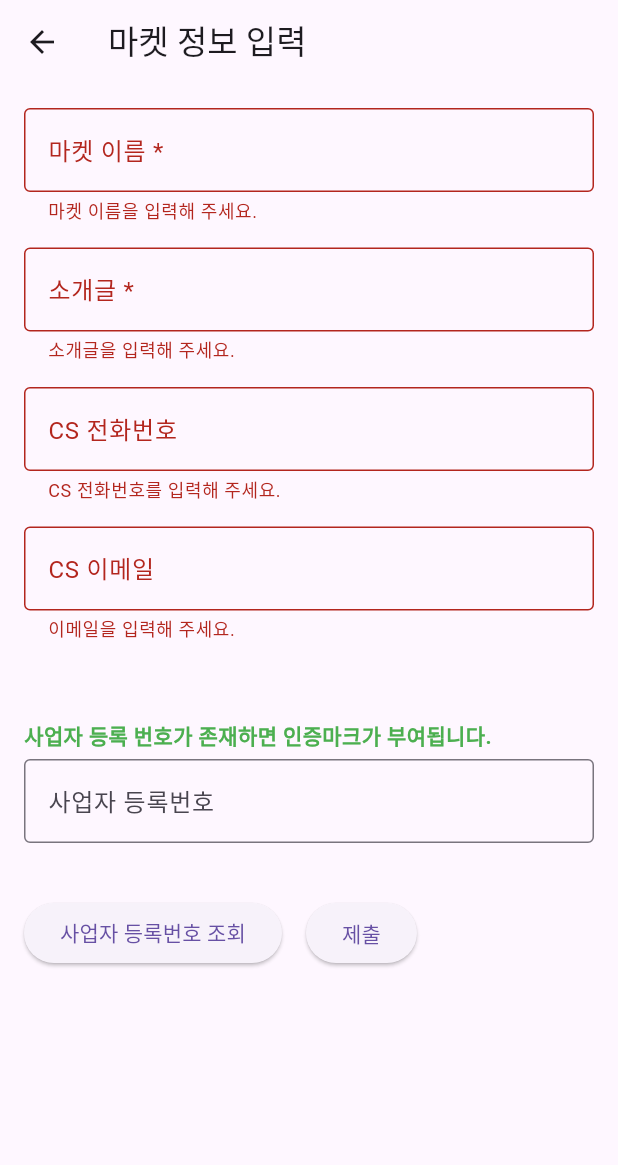
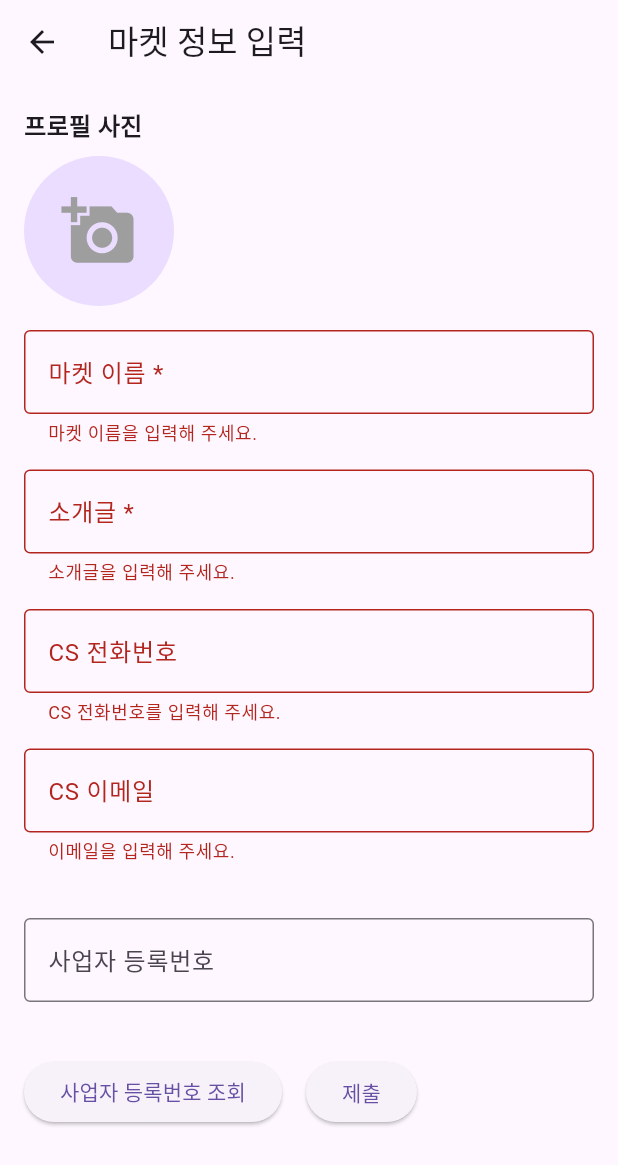
Before and after one commit to cheyeon1214/Ecore, a Flutter app: the MarketInfoPage screen opened directly with empty values, after a tap on "제출", on a phone screen of 412 x 824 dp. Shown: the top 1165 px of the screen. Run offline on Flutter 3.47's test engine with Material 3 defaults, Android fonts, the phone set to English and light mode, and no system bars; our stand-ins replace cached_network_image, carousel_slider, cloud_firestore, firebase_auth, firebase_core, firebase_storage and 1 more; accounts and stored records are empty; network calls fail.

Commit message:
마켓 수정 하나만 업데이트 가능 마켓 생성 폼에 프로필 이미지 추가

```diff
--- a/lib/models/firestore/market_model.dart
+++ b/lib/models/firestore/market_model.dart
@@ -1,3 +1,4 @@
+
 import 'package:cloud_firestore/cloud_firestore.dart';
 
 import '../../cosntants/firestore_key.dart';
@@ -33,7 +34,7 @@ class MarketModel {
         address = map[KEY_MARKET_ADDRESS] ?? '',
         seller_name = map[KEY_MARKET_SELLERNAME] ?? '',
         img = map[KEY_MARKET_PROFILEIMG] ?? 'https://via.placeholder.com/150',
-        bannerImg = map[KEY_MARKET_BANNERIMG] ?? 'https://via.placeholder.com/150',
+        bannerImg = map[KEY_MARKET_BANNERIMG] ?? '',
         sellPosts = List<dynamic>.from(map[KEY_MYSELLPOST] ?? []), // 기본값 빈 리스트
         feedPosts = List<dynamic>.from(map[KEY_MARKET_FEEDPOST] ?? []); // 기본값 빈 리스트
 
--- a/lib/my_market/create_market_info.dart
+++ b/lib/my_market/create_market_info.dart
@@ -1,13 +1,17 @@
+import 'dart:io';
+
 import 'package:flutter/material.dart';
-import 'package:flutter/services.dart';  // For input formatters
+import 'package:flutter/services.dart';  // 입력 포맷터를 위한 임포트
 import 'package:cloud_firestore/cloud_firestore.dart';
-import 'package:http/http.dart' as http;  // For HTTP requests
-import 'dart:convert';  // For JSON encoding/decoding
+import 'package:http/http.dart' as http;  // HTTP 요청을 위한 임포트
+import 'dart:convert';  // JSON 인코딩/디코딩을 위한 임포트
 import 'package:firebase_auth/firebase_auth.dart';
+import 'package:image_picker/image_picker.dart';  // 이미지 선택을 위한 임포트
+import 'package:firebase_storage/firebase_storage.dart';  // Firebase Storage를 위한 임포트
 
 import '../home_page/home_page_menu.dart';
 import '../models/firestore/market_model.dart';
-import 'my_market_banner.dart';  // For Firebase Auth
+import 'my_market_banner.dart';  // Firebase Auth를 위한 임포트
 
 class MarketInfoPage extends StatefulWidget {
   final String seller_name;
@@ -40,6 +44,41 @@ class _MarketInfoPageState extends State<MarketInfoPage> {
 
   bool _isBusinessNumberChecked = false;
   bool _isBusinessNumberVerified = false;
+
+  // 새로운 프로필 이미지 관련 변수
+  String? _profileImageUrl;
+  XFile? _image;
+
+  Future<void> _pickImage() async {
+    final ImagePicker picker = ImagePicker();
+    final XFile? image = await picker.pickImage(source: ImageSource.gallery);
+
+    if (image != null) {
+      setState(() {
+        _image = image;
+      });
+    }
+  }
+
+  Future<void> _uploadImage(String marketId) async {
+    if (_image != null) {
+      try {
+        final ref = FirebaseStorage.instance
+            .ref()
+            .child('market_images')
+            .child('$marketId.jpg');
+
+        await ref.putFile(File(_image!.path));
+        String imageUrl = await ref.getDownloadURL();
+
+        setState(() {
+          _profileImageUrl = imageUrl;
+        });
+      } catch (e) {
+        print('이미지 업로드 오류: $e');
+      }
+    }
+  }
 
   Future<void> _checkBusinessNumber() async {
     String businessNumber = _businessNumberController.text;
@@ -95,7 +134,6 @@ class _MarketInfoPageState extends State<MarketInfoPage> {
       String csemail = _csemailController.text;
       String businessNumber = _businessNumberController.text;
 
-      // 현재 유저 아이디 가져오기
       String? userId = FirebaseAuth.instance.currentUser?.uid;
 
       if (_isBusinessNumberChecked && !_isBusinessNumberVerified) {
@@ -106,24 +144,35 @@ class _MarketInfoPageState extends State<MarketInfoPage> {
       }
 
       try {
-        // Add the market info to Firestore
         DocumentReference docRef = await FirebaseFirestore.instance.collection('Markets').add({
           'name': marketName,
           'feedPosts': marketDescription,
           'cs_phone': csPhone,
           'cs_email': csemail,
           'business_number': businessNumber.isEmpty ? '' : businessNumber,
-          'userId': userId, // 현재 유저 ID 추가
+          'userId': userId,
           'seller_name': widget.seller_name,
           'dob': widget.dob,
           'gender': widget.gender,
           'phone': widget.phone,
           'email': widget.email,
           'address': widget.address,
+          'img': _profileImageUrl ?? '',
+          'bannerImg': 'https://via.placeholder.com/150',
         });
 
-        // Get the document ID
         String marketId = docRef.id;
+
+        if (_image != null) {
+          await _uploadImage(marketId);
+
+          await FirebaseFirestore.instance
+              .collection('Markets')
+              .doc(marketId)
+              .update({
+            'img': _profileImageUrl,
+          });
+        }
 
         if (userId != null) {
           await FirebaseFirestore.instance.collection('Users').doc(userId).update({
@@ -131,20 +180,11 @@ class _MarketInfoPageState extends State<MarketInfoPage> {
           });
         }
 
-        DocumentSnapshot marketDoc = await FirebaseFirestore.instance
-            .collection('Markets')
-            .doc(marketId)
-            .get();
-        MarketModel market = MarketModel.fromSnapshot(marketDoc);
-
-        // Navigate to MyMarketBanner with the document ID
-        // HomePage로 네비게이션 할 때
         Navigator.pushAndRemoveUntil(
           context,
           MaterialPageRoute(builder: (context) => HomePage()),
-              (route) => false,  // 모든 기존 페이지를 제거하고 새로운 페이지로 이동
+              (route) => false,
         );
-
 
         ScaffoldMessenger.of(context).showSnackBar(
           SnackBar(content: Text('마켓 정보가 제출되었습니다.')),
@@ -165,9 +205,11 @@ class _MarketInfoPageState extends State<MarketInfoPage> {
         padding: EdgeInsets.all(16.0),
         child: Form(
           key: _formKey,
+          child: SingleChildScrollView(
             child: Column(
               crossAxisAlignment: CrossAxisAlignment.start,
               children: [
+                _buildImagePicker(),
                 _buildTextField(
                   controller: _marketNameController,
                   label: '마켓 이름',
@@ -218,17 +260,6 @@ class _MarketInfoPageState extends State<MarketInfoPage> {
                   },
                 ),
                 SizedBox(height: 20),
-              Padding(
-                padding: const EdgeInsets.only(top: 16.0),
-                child: Text(
-                  '사업자 등록 번호가 존재하면 인증마크가 부여됩니다.',
-                  style: TextStyle(
-                    color: Colors.green,
-                    fontWeight: FontWeight.bold,
-                  ),
-                ),
-              ),
-              SizedBox(height: 5),
                 _buildTextField(
                   controller: _businessNumberController,
                   label: '사업자 등록번호',
@@ -255,6 +286,39 @@ class _MarketInfoPageState extends State<MarketInfoPage> {
             ),
           ),
         ),
+      ),
+    );
+  }
+
+  Widget _buildImagePicker() {
+    return Column(
+      crossAxisAlignment: CrossAxisAlignment.start,
+      children: [
+        Text(
+          '프로필 사진',
+          style: TextStyle(
+            fontSize: 16,
+            fontWeight: FontWeight.bold,
+          ),
+        ),
+        SizedBox(height: 8),
+        GestureDetector(
+          onTap: _pickImage,
+          child: CircleAvatar(
+            radius: 50,
+            backgroundImage:
+            _image != null ? FileImage(File(_image!.path)) : null,
+            child: _image == null
+                ? Icon(
+              Icons.add_a_photo,
+              size: 50,
+              color: Colors.grey,
+            )
+                : null,
+          ),
+        ),
+        SizedBox(height: 16),
+      ],
     );
   }
 
--- a/lib/my_market/my_market_banner.dart
+++ b/lib/my_market/my_market_banner.dart
@@ -124,9 +124,7 @@ class _MyMarketBannerState extends State<MyMarketBanner> {
                     children: [
                       CircleAvatar(
                         radius: 30,
-                        backgroundImage: market.img.isNotEmpty
-                            ? NetworkImage(market.img) // 프로필 이미지 URL 사용
-                            : AssetImage('assets/profile_image.jpg') as ImageProvider,
+                        backgroundImage: NetworkImage(market.img), // 프로필 이미지 URL 사용
                       ),
                       SizedBox(width: 8),
                       Column(
```
Also changed, not shown: lib/my_market/edit_my_market.dart (+21 -21 lines). Lines whose indentation alone changed are shown as unchanged.
